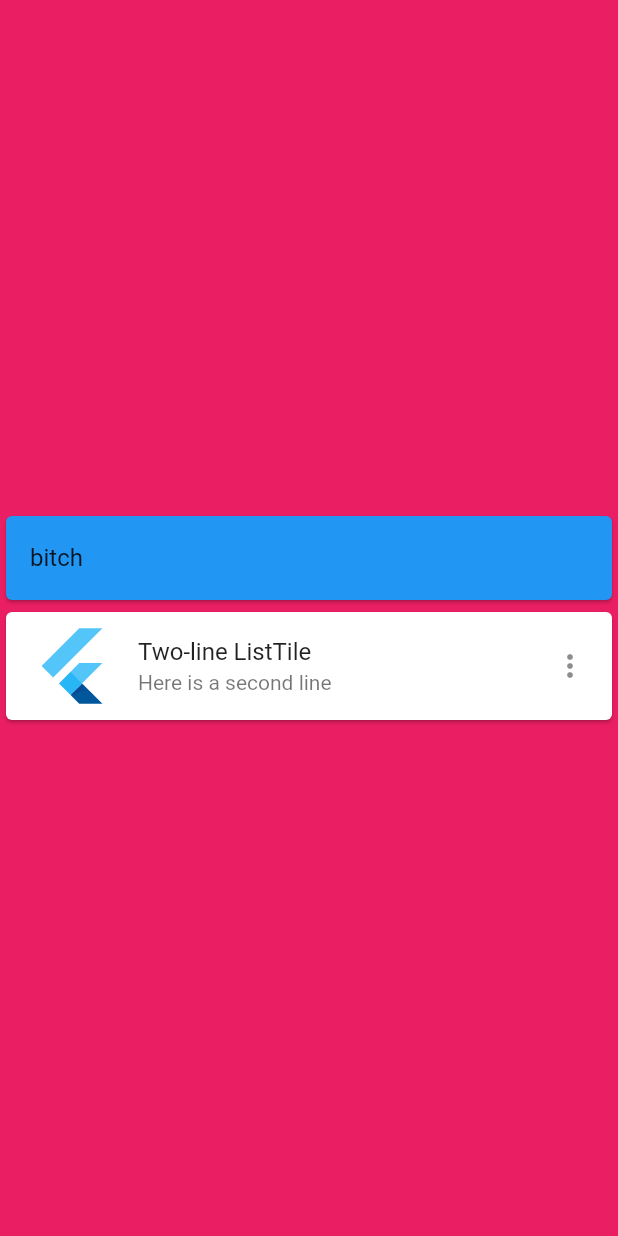
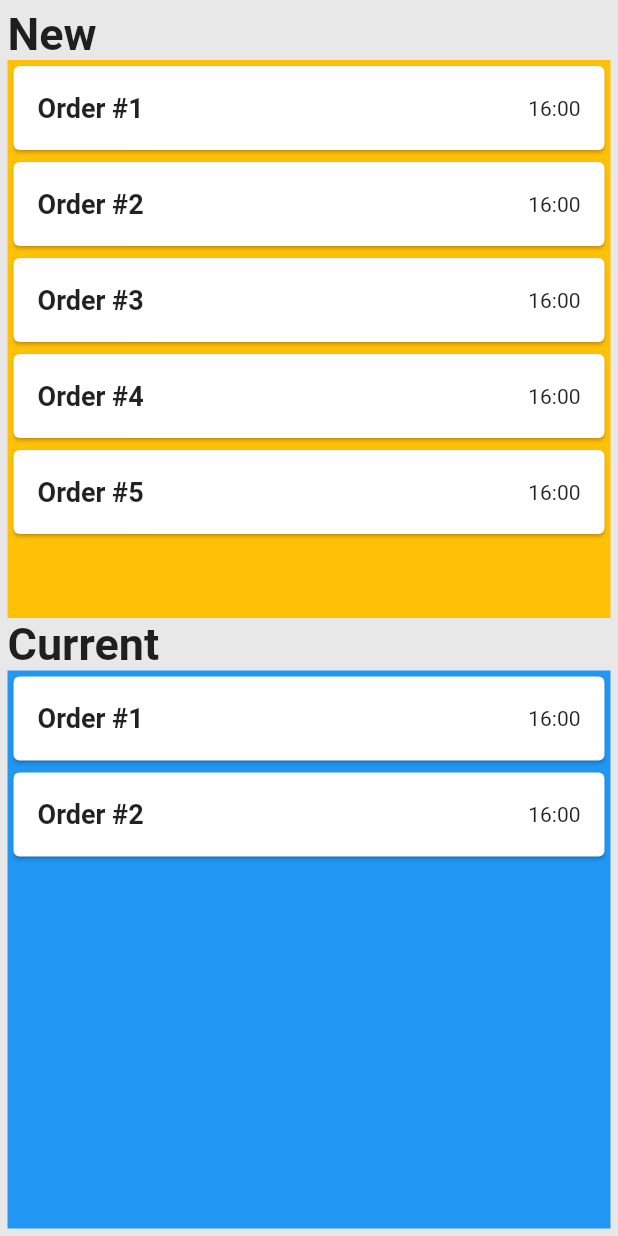
Before and after one commit to marinimk/elok_lagi_restaurant, a Flutter app: the Order screen opened directly, on a phone screen of 412 x 824 dp. Run offline on Flutter 3.47's test engine with Material 2 defaults, Android fonts, the phone set to English and light mode, and no system bars.

Commit message:
order page getting its shape

```diff
--- a/lib/views/order.dart
+++ b/lib/views/order.dart
@@ -5,30 +5,85 @@ class Order extends StatefulWidget {
   _Order createState() => _Order();
 }
 
-Widget buildCardNewOrder() {
+//int count = 1;
+
+Widget buildNewTitle() {
+  return Container(
+    alignment: Alignment.centerLeft,
+    child: Text(
+      'New',
+      style: TextStyle(
+        fontSize: 30,
+        fontWeight: FontWeight.bold,
+      ),
+    ),
+  );
+}
+
+Widget buildCardAcahTry(int count) {
   return Card(
     child: ListTile(
-      title: Text("bitch"),
+      title: Text(
+        'Order #' + count.toString(),
+        style: TextStyle(
+          fontWeight: FontWeight.bold,
+          fontSize: 18,
         ),
-    color: Colors.blue,
+      ),
+      trailing: Text(
+        '16:00',
+        style: TextStyle(
+            // fontWeight: FontWeight.bold,
+            // fontSize: 18,
+            ),
+      ),
+    ),
   );
-  // return Card(
-  //   child: ListTile(
-  //     leading: FlutterLogo(size: 56.0),
-  //     title: Text('Two-line ListTile'),
-  //     subtitle: Text('Here is a second line'),
-  //     trailing: Icon(Icons.more_vert),
-  //   ),
-  // );
+  //count = count + 1;
+}
+
+Widget buildCardNewOrder() {
+  return Expanded(
+    child: Container(
+      width: double.infinity,
+      color: Colors.amber,
+      child: ListView(
+        children: [
+          buildCardAcahTry(1),
+          buildCardAcahTry(2),
+          buildCardAcahTry(3),
+          buildCardAcahTry(4),
+          buildCardAcahTry(5),
+        ],
+      ),
+    ),
+  );
+}
+
+Widget buildCurrTitle() {
+  return Container(
+    alignment: Alignment.centerLeft,
+    child: Text(
+      'Current',
+      style: TextStyle(
+        fontSize: 30,
+        fontWeight: FontWeight.bold,
+      ),
+    ),
+  );
 }
 
 Widget buildCardCurrOrder() {
-  return Card(
-    child: ListTile(
-      leading: FlutterLogo(size: 56.0),
-      title: Text('Two-line ListTile'),
-      subtitle: Text('Here is a second line'),
-      trailing: Icon(Icons.more_vert),
+  return Expanded(
+    child: Container(
+      width: double.infinity,
+      color: Colors.blue,
+      child: ListView(
+        children: [
+          buildCardAcahTry(1),
+          buildCardAcahTry(2),
+        ],
+      ),
     ),
   );
 }
@@ -38,19 +93,23 @@ class _Order extends State<Order> {
   Widget build(BuildContext context) {
     return Scaffold(
       body: Container(
-        color: Colors.pink,
+        padding: EdgeInsets.all(5),
+        color: Color(0xffE8E8E8),
         height: double.infinity,
         width: double.infinity,
-        child: Center(
         child: Column(
           //mainAxisSize: ,
           mainAxisAlignment: MainAxisAlignment.center,
           crossAxisAlignment: CrossAxisAlignment.center,
           children: [
+            buildNewTitle(),
             buildCardNewOrder(),
+            SizedBox(
+              height: 0,
+            ),
+            buildCurrTitle(),
             buildCardCurrOrder(),
           ],
-          ),
         ),
       ),
     );
--- a/lib/views/startup.dart
+++ b/lib/views/startup.dart
@@ -1,3 +1,4 @@
+import 'package:elok_lagi_restaurant/views/order.dart';
 import 'package:flutter/material.dart';
 
 class Startup extends StatefulWidget {
@@ -5,6 +6,7 @@ class Startup extends StatefulWidget {
   _StartupState createState() => _StartupState();
 }
 
+class _StartupState extends State<Startup> {
   Widget buildOrder() {
     return Container(
       padding: EdgeInsets.fromLTRB(30, 30, 30, 15),
@@ -30,8 +32,10 @@ Widget buildOrder() {
         ),
         onPressed: () {
           print('ORDER Pressed');
-        // Navigator.push(
-        //   );
+          Navigator.push(
+            context,
+            MaterialPageRoute(builder: (context) => Order()),
+          );
         },
       ),
     );
@@ -63,6 +67,8 @@ Widget buildHistory() {
         onPressed: () {
           print('HISTORY Pressed');
           // Navigator.push(
+          //   context,
+          //     MaterialPageRoute(builder: (context) => Master()),
           //   );
         },
       ),
@@ -133,7 +139,6 @@ Widget buildFAQ() {
     );
   }
 
-class _StartupState extends State<Startup> {
   @override
   Widget build(BuildContext context) {
     return Scaffold(
```
Also changed, not shown: lib/main.dart (+24 -18 lines). Lines whose indentation alone changed are shown as unchanged.
